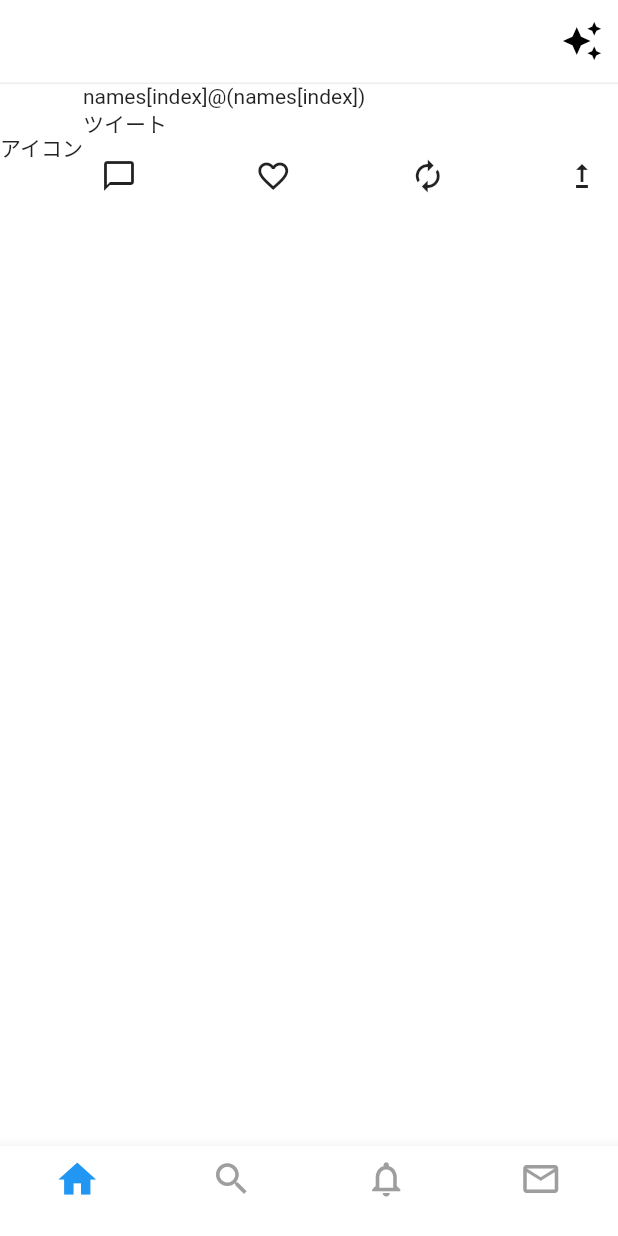
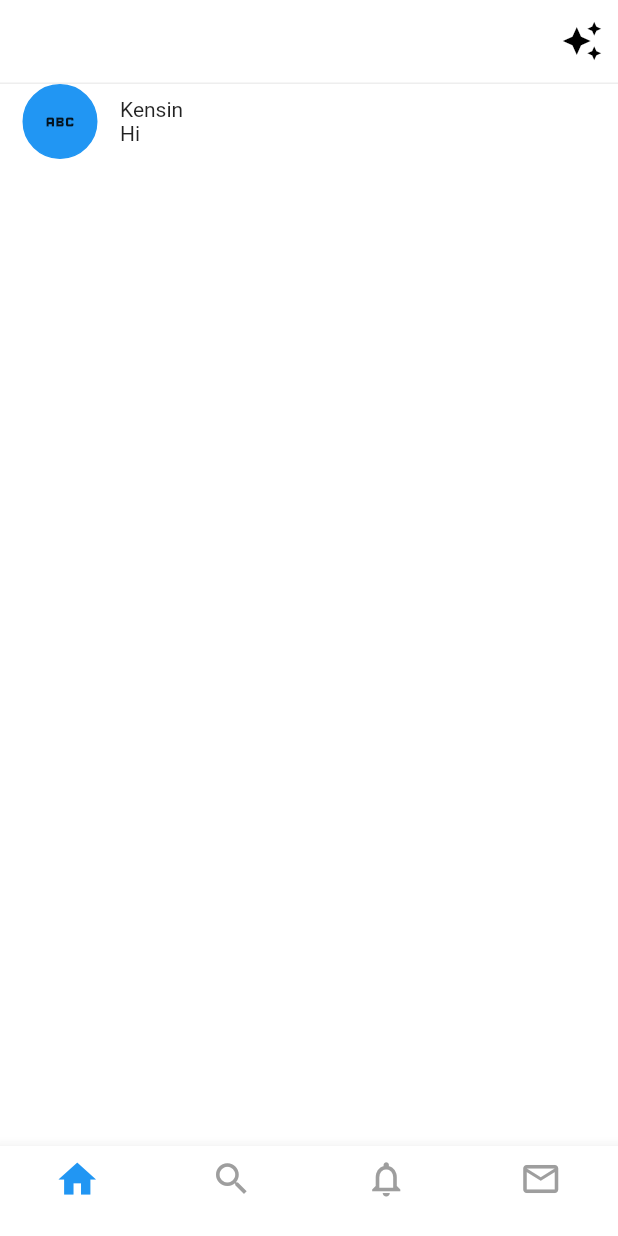
Before and after one commit to Issei-Hiramatsu/Flutter-NewTwitterApp, a Flutter app: the HomePage screen opened directly, on a phone screen of 412 x 824 dp. Run offline on Flutter 3.47's test engine with Material 2 defaults, Android fonts, the phone set to English and light mode, and no system bars; our stand-ins replace hooks_riverpod.

Commit message:
change to Atomic design

```diff
--- /dev/null
+++ b/lib/view/atom/round_icon.dart
@@ -0,0 +1,32 @@
+import 'package:flutter/material.dart';
+
+class RoundIconButton extends StatelessWidget {
+  const RoundIconButton({
+    Key? key,
+    required this.iconData,
+    required this.backgroundColor,
+    required this.onPressed,
+  }) : super(key: key);
+
+  final IconData iconData;
+  final Color backgroundColor;
+  final Function onPressed;
+
+  @override
+  Widget build(BuildContext context) {
+    return Container(
+      decoration: BoxDecoration(
+        shape: BoxShape.circle,
+        border: Border.all(color: backgroundColor),
+        color: backgroundColor,
+      ),
+      child: IconButton(
+        icon: Icon(iconData),
+        splashRadius: 40,
+        onPressed: () {
+          onPressed;
+        },
+      ),
+    );
+  }
+}
--- a/lib/view/home/home_page.dart
+++ /dev/null
@@ -1,84 +0,0 @@
-import 'package:flutter/material.dart';
-
-import '../../component/app_bar/sliver_app_bar.dart';
-import '../../component/bottom_navigation_bar.dart';
-
-class HomePage extends StatelessWidget {
-  @override
-  Widget build(BuildContext context) {
-    return Scaffold(
-      backgroundColor: Colors.white, //statusbarと色が被っているため
-      body: SafeArea(
-        bottom: false,
-        child: CustomScrollView(
-          slivers: [
-            TwitterSliverAppBar(
-              titleSpace: Text('ツイッターアイコン'),
-              iconSpace: Icons.auto_awesome,
-              iconAction: () {},
-            ),
-            SliverList(
-              delegate: SliverChildBuilderDelegate(
-                (context, index) => Column(
-                  children: <Widget>[
-                    Row(
-                      children: [
-                        Container(
-                          //アイコン
-                          child: Text('アイコン'),
-                        ),
-                        Expanded(
-                          child: Column(
-                            children: [
-                              Row(
-                                //名前
-                                children: [
-                                  Text('names[index]'),
-                                  Text('@' + '(names[index])'),
-                                ],
-                              ),
-                              Container(
-                                  //ツイート
-                                  alignment: Alignment.topLeft,
-                                  child: Text(
-                                    'ツイート',
-                                  )),
-                              Row(
-                                  mainAxisAlignment:
-                                      MainAxisAlignment.spaceBetween,
-                                  //各種ボタン
-                                  children: [
-                                    IconButton(
-                                      onPressed: () {},
-                                      icon: Icon(Icons.chat_bubble_outline),
-                                    ),
-                                    IconButton(
-                                      onPressed: () {},
-                                      icon: Icon(Icons.favorite_border),
-                                    ),
-                                    IconButton(
-                                      onPressed: () {},
-                                      icon: Icon(Icons.autorenew),
-                                    ),
-                                    IconButton(
-                                      onPressed: () {},
-                                      icon: Icon(Icons.upgrade_outlined),
-                                    ),
-                                  ]),
-                            ],
-                          ),
-                        ),
-                      ],
-                    )
-                  ],
-                ),
-                childCount: 1,
-              ),
-            )
-          ],
-        ),
-      ),
-      bottomNavigationBar: TwitterBottomNavigationBar(),
-    );
-  }
-}
--- /dev/null
+++ b/lib/view/organism/tweet.dart
@@ -0,0 +1,39 @@
+import 'package:flutter/material.dart';
+
+import '../atom/round_icon.dart';
+
+class TweetCard extends StatelessWidget {
+  TweetCard({
+    super.key,
+    required this.userName,
+    required this.message,
+  });
+
+  String userName;
+  String message;
+
+  @override
+  Widget build(BuildContext context) {
+    return Row(
+      children: [
+        Container(
+            width: 80,
+            //アイコン
+            child: RoundIconButton(
+              iconData: Icons.abc,
+              backgroundColor: Colors.blue,
+              onPressed: () {},
+            )),
+        Expanded(
+          child: Column(
+            crossAxisAlignment: CrossAxisAlignment.start,
+            children: [
+              Text(userName),
+              Text(message),
+            ],
+          ),
+        ),
+      ],
+    );
+  }
+}
--- /dev/null
+++ b/lib/view/page/home_page.dart
@@ -0,0 +1,40 @@
+import 'package:flutter/material.dart';
+
+import '../molecule/app_bar/sliver_app_bar.dart';
+import '../molecule/app_bar/bottom_navigation_bar.dart';
+import '../organism/tweet.dart';
+
+class HomePage extends StatelessWidget {
+  @override
+  Widget build(BuildContext context) {
+    return Scaffold(
+      backgroundColor: Colors.white, //statusbarと色が被っているため
+      body: SafeArea(
+        bottom: false,
+        child: CustomScrollView(
+          slivers: [
+            TwitterSliverAppBar(
+              titleSpace: Text('ツイッターアイコン'),
+              iconSpace: Icons.auto_awesome,
+              iconAction: () {},
+            ),
+            SliverList(
+              delegate: SliverChildBuilderDelegate(
+                (context, index) => Column(
+                  children: <Widget>[
+                    TweetCard(
+                      userName: 'Kensin',
+                      message: 'Hi',
+                    ),
+                  ],
+                ),
+                childCount: 1,
+              ),
+            )
+          ],
+        ),
+      ),
+      bottomNavigationBar: TwitterBottomNavigationBar(),
+    );
+  }
+}
--- a/lib/view/message/message_page.dart
+++ b/lib/view/page/message_page.dart
@@ -1,7 +1,7 @@
 import 'package:flutter/material.dart';
 
-import '../../component/app_bar/default_app_bar.dart';
-import '../../component/bottom_navigation_bar.dart';
+import '../molecule/app_bar/default_app_bar.dart';
+import '../molecule/app_bar/bottom_navigation_bar.dart';
 
 class MessagePage extends StatelessWidget {
   @override
--- a/lib/view/notification/notification_page.dart
+++ b/lib/view/page/notification_page.dart
@@ -1,7 +1,7 @@
 import 'package:flutter/material.dart';
 
-import '../../component/app_bar/sliver_app_bar.dart';
-import '../../component/bottom_navigation_bar.dart';
+import '../molecule/app_bar/sliver_app_bar.dart';
+import '../molecule/app_bar/bottom_navigation_bar.dart';
 
 //TODO 変更した色をもとに戻す
 
--- a/lib/view/trend/trend_page.dart
+++ b/lib/view/page/trend_page.dart
@@ -1,7 +1,7 @@
 import 'package:flutter/material.dart';
 
-import '../../component/app_bar/sliver_app_bar.dart';
-import '../../component/bottom_navigation_bar.dart';
+import '../molecule/app_bar/sliver_app_bar.dart';
+import '../molecule/app_bar/bottom_navigation_bar.dart';
 
 class TrendPage extends StatelessWidget {
   @override
```
Also changed, not shown: lib/main.dart (+6 -3 lines), lib/view/atom/main_text.dart (added, +17 -0 lines), lib/view/page/trend_setting_page.dart (added, +47 -0 lines), lib/view/settings/trend_setting_page.dart (deleted, +0 -30 lines), lib/view/token/space_box.dart (added, +8 -0 lines), pubspec.yaml (+3 -4 lines), lib/view/molecule/app_bar/app_drawer.dart (renamed from lib/component/app_drawer.dart), lib/view/molecule/app_bar/bottom_navigation_bar.dart (renamed from lib/component/bottom_navigation_bar.dart), lib/view/molecule/app_bar/default_app_bar.dart (renamed from lib/component/app_bar/default_app_bar.dart), lib/view/molecule/app_bar/sliver_app_bar.dart (renamed from lib/component/app_bar/sliver_app_bar.dart), lib/view/page/setting_app_bar.dart (renamed from lib/view/settings/component/setting_app_bar.dart), lib/view/settings/message_setting_page.dart (deleted), lib/view/settings/notification_setting_page.dart (deleted), pubspec.lock.
